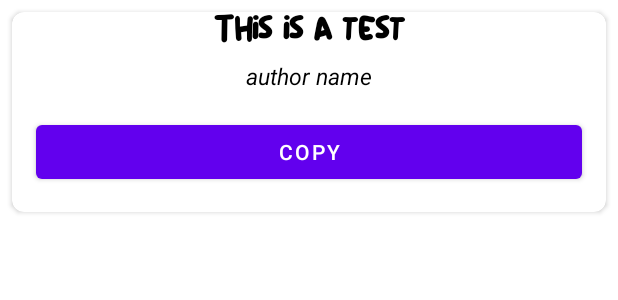
After one commit to Abdirashid26/QuotesApp, an Android app: the layout list_quote.xml on its own in the app's theme, with its tools: preview values and no code run, on a phone screen of 412 x 824 dp. The commit adds this screen. Shown: the top 300 px of the screen. Run offline under Robolectric (Android 15) with nearby library versions, the phone set to English and light mode, and no system bars.

Commit message:
inplemented the home page,  recycler view and added the retrofit api call

```diff
--- a/app/build.gradle
+++ b/app/build.gradle
@@ -33,10 +33,12 @@ android {
 
 dependencies {
 
-    implementation 'androidx.core:core-ktx:1.7.0'
+    implementation 'androidx.core:core-ktx:1.8.0'
+    implementation 'com.squareup.retrofit2:converter-gson:2.9.0'
     implementation 'androidx.appcompat:appcompat:1.4.2'
     implementation 'com.google.android.material:material:1.6.1'
     implementation 'androidx.constraintlayout:constraintlayout:2.1.4'
+    implementation 'com.squareup.retrofit2:retrofit:2.9.0'
     testImplementation 'junit:junit:4.13.2'
     androidTestImplementation 'androidx.test.ext:junit:1.1.3'
     androidTestImplementation 'androidx.test.espresso:espresso-core:3.4.0'
--- a/app/src/main/AndroidManifest.xml
+++ b/app/src/main/AndroidManifest.xml
@@ -2,6 +2,8 @@
 <manifest xmlns:android="http://schemas.android.com/apk/res/android"
     xmlns:tools="http://schemas.android.com/tools"
     package="com.example.quotesapp">
+
+    <uses-permission android:name="android.permission.INTERNET" />
 
     <application
         android:allowBackup="true"
--- /dev/null
+++ b/app/src/main/res/layout/list_quote.xml
@@ -0,0 +1,51 @@
+<?xml version="1.0" encoding="utf-8"?>
+<androidx.cardview.widget.CardView xmlns:android="http://schemas.android.com/apk/res/android"
+    android:layout_width="match_parent"
+    xmlns:app="http://schemas.android.com/apk/res-auto"
+    android:background="@color/white"
+    android:layout_height="wrap_content"
+    app:cardCornerRadius="8dp"
+    android:elevation="8dp"
+    android:layout_margin="8dp">
+
+
+    <LinearLayout
+        android:orientation="vertical"
+        android:layout_width="match_parent"
+        android:layout_height="wrap_content">
+
+        <TextView
+            android:layout_width="match_parent"
+            android:layout_height="wrap_content"
+            android:id="@+id/textview_quote"
+            android:text="This is a test"
+            android:textStyle="bold"
+            android:textSize="22sp"
+            android:fontFamily="@font/mabook"
+            android:textAlignment="center"
+            android:textColor="@color/black"
+            />
+
+        <TextView
+            android:layout_width="match_parent"
+            android:layout_height="wrap_content"
+            android:text="author name"
+            android:textAlignment="center"
+            android:textColor="@color/black"
+            android:id="@+id/textview_author"
+            android:textSize="15sp"
+            android:textStyle="italic"
+            android:layout_marginTop="8dp"
+            />
+
+        <Button
+            android:layout_width="match_parent"
+            android:layout_height="wrap_content"
+            android:id="@+id/btn_copy"
+            android:layout_margin="16dp"
+            android:text="copy"
+            />
+
+    </LinearLayout>
+
+</androidx.cardview.widget.CardView>
```
Also changed, not shown: app/src/main/java/com/example/quotesapp/MainActivity.kt (+35 -0 lines), app/src/main/java/com/example/quotesapp/QuotesListAdapter.kt (added, +40 -0 lines), app/src/main/java/com/example/quotesapp/QuotesResponse.kt (added, +8 -0 lines), app/src/main/java/com/example/quotesapp/QuotesResponseListener.kt (added, +9 -0 lines), app/src/main/java/com/example/quotesapp/RequestManager.kt (added, +47 -0 lines), app/src/main/res/layout/activity_main.xml (+9 -10 lines), app/src/main/res/font/mabook.ttf (added).
